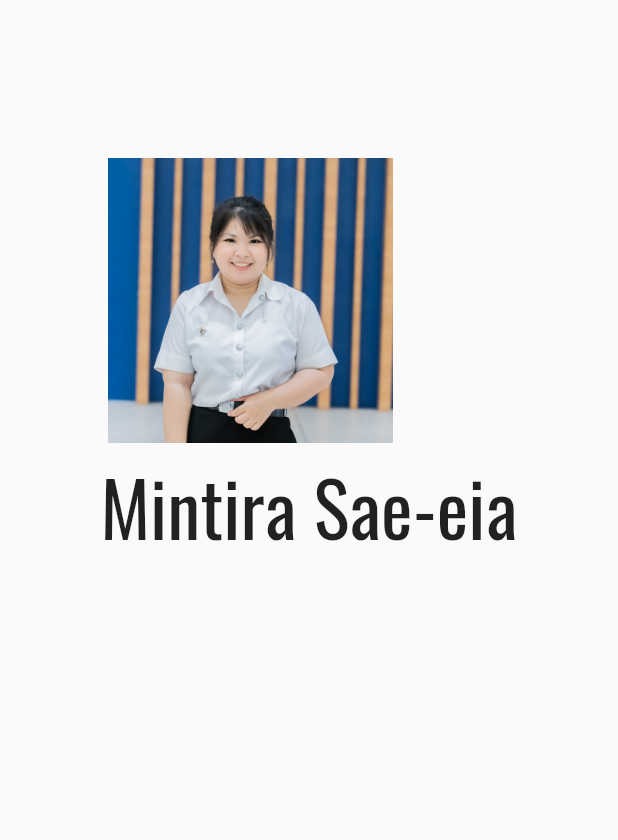
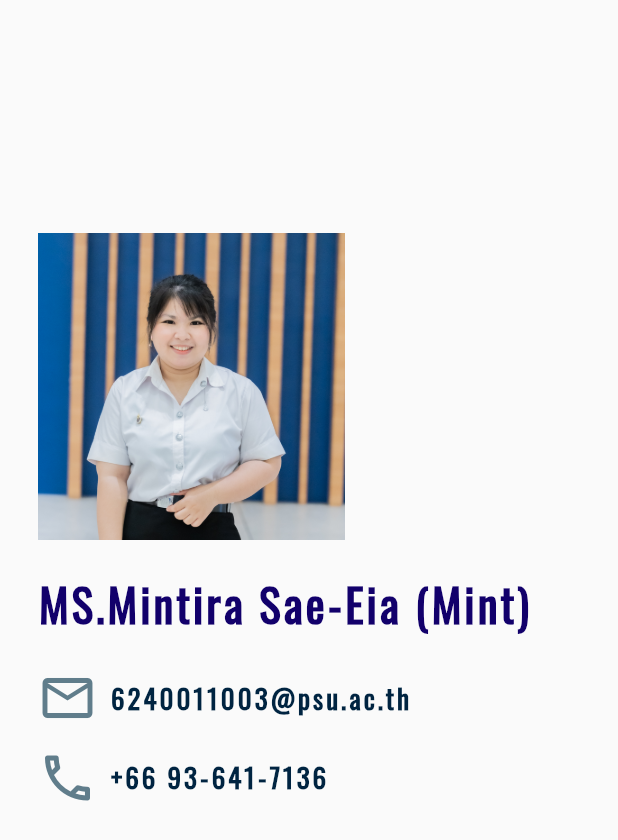
Before and after one commit to mintira/Profile, a Flutter app: the screen it shows after launch, on a phone screen of 412 x 824 dp. Shown: the top 840 px of the screen. Run offline on Flutter 3.47's test engine with Material 2 defaults, Android fonts, the light colour scheme and no system bars; our stand-ins replace google_fonts.

Commit message:
add_contact

```diff
--- a/lib/profile.dart
+++ b/lib/profile.dart
@@ -6,30 +6,92 @@ class profile extends StatelessWidget {
   @override
   Widget build(BuildContext context) {
     return Scaffold(
-      body: Center(
+      body: Padding(
+        padding: const EdgeInsets.all(5.0),
         child: Column(
           mainAxisAlignment: MainAxisAlignment.start,
           crossAxisAlignment: CrossAxisAlignment.start,
           children: [
-            SizedBox(
-              height: 100,
+            const SizedBox(
+              height: 150,
             ),
             Container(
-              width: 200,
-              height: 200,
-              padding: EdgeInsets.all(5),
-              decoration: BoxDecoration(),
+              width: 225,
+              height: 225,
+              padding: const EdgeInsets.fromLTRB(20, 0, 0, 20),
+              decoration: const BoxDecoration(
+                shape: BoxShape.rectangle,
+              ),
               child: Image.asset(
                 'images/ProfilePic.jpg',
                 fit: BoxFit.cover,
                 // width: 200,
-                height: 300,
+                //height: 500,
               ),
             ),
-            Text('Mintira Sae-eia',style: TextStyle(
-                fontFamily: 'Oswald',
-                fontSize: 50,
-            ),),
+            Container(
+              padding: const EdgeInsets.fromLTRB(20, 0, 0, 20),
+              child: const Text(
+                'MS.Mintira Sae-Eia (Mint)',
+                style: TextStyle(
+                  fontFamily: 'Oswald',
+                  fontSize: 30,
+                  letterSpacing: 2,
+                  fontWeight: FontWeight.bold,
+                  color: Color.fromARGB(255, 18, 0, 107),
+                ),
+              ),
+            ),
+            Container(
+              padding: const EdgeInsets.fromLTRB(20, 0, 0, 10),
+              child: Row(
+                children: const [
+                  Icon(
+                    Icons.email_outlined,
+                    size: 40,
+                    color: Colors.blueGrey,
+                  ),
+                  Padding(
+                    padding: EdgeInsets.all(8.0),
+                    child: Text(
+                      '6240011003@psu.ac.th',
+                      style: TextStyle(
+                        fontFamily: 'Oswald',
+                        fontSize: 18,
+                        letterSpacing: 2,
+                        fontWeight: FontWeight.bold,
+                        color: Color.fromARGB(255, 0, 36, 65),
+                      ),
+                    ),
+                  ),
+                ],
+              ),
+            ),
+            Container(
+              padding: const EdgeInsets.fromLTRB(20, 0, 0, 10),
+              child: Row(
+                children: const [
+                  Icon(
+                    Icons.call_outlined,
+                    size: 40,
+                    color: Colors.blueGrey,
+                  ),
+                  Padding(
+                    padding: EdgeInsets.all(8.0),
+                    child: Text(
+                      '+66 93-641-7136',
+                      style: TextStyle(
+                        fontFamily: 'Oswald',
+                        fontSize: 18,
+                        letterSpacing: 2,
+                        fontWeight: FontWeight.bold,
+                        color: Color.fromARGB(255, 0, 36, 65),
+                      ),
+                    ),
+                  ),
+                ],
+              ),
+            ),
           ],
         ),
       ),
```
